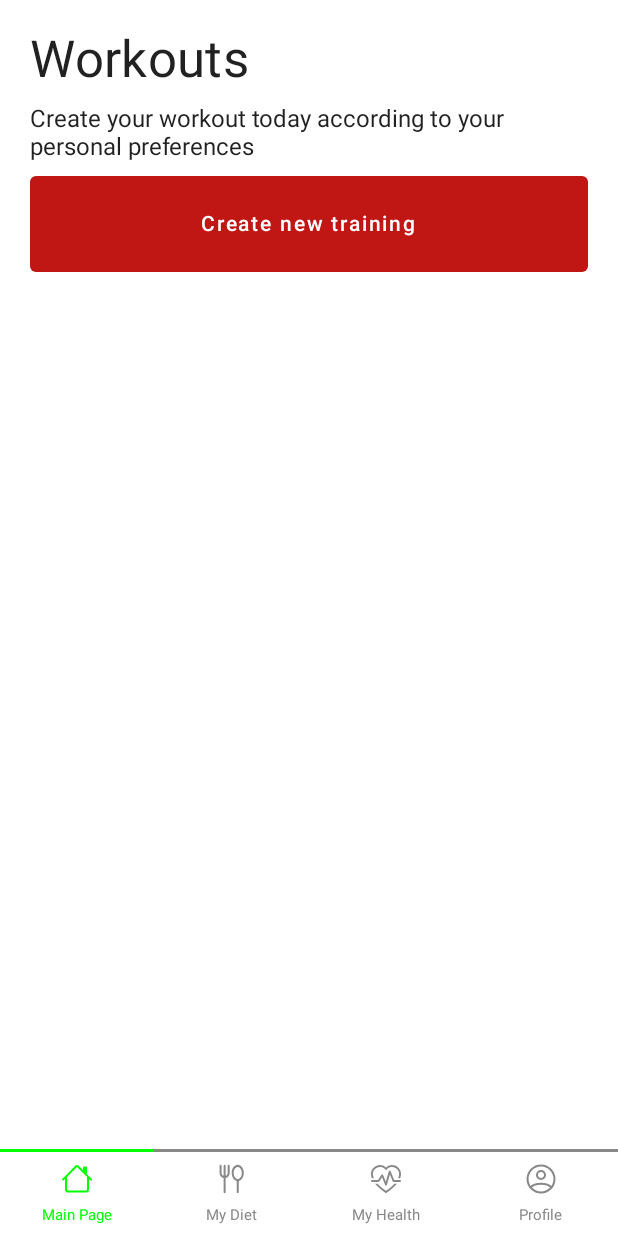
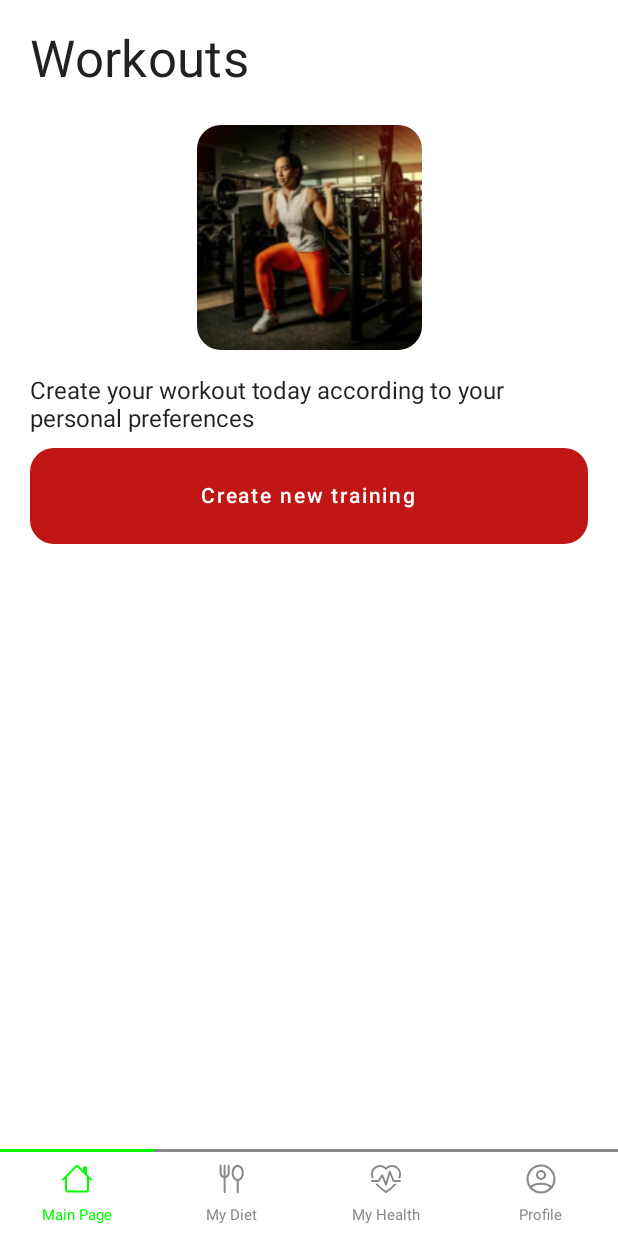
Before and after one commit to converse0/go-great, an Android app built with Jetpack Compose: the screen it shows after launch (MainActivity), on a phone screen of 412 x 824 dp. Run offline under Robolectric (Android 15) with nearby library versions, the phone set to English and light mode, and no system bars; our stand-ins replace Dagger/Hilt's generated code; libraries missing offline, so code that uses them is left out: com.skydoves.landscapist; 9 statements that could not run were skipped.

Commit message:
fix main screen

```diff
--- a/app/src/main/java/com/masuta/gogreat/presentation/main/MainScreen.kt
+++ b/app/src/main/java/com/masuta/gogreat/presentation/main/MainScreen.kt
@@ -1,5 +1,6 @@
 package com.masuta.gogreat.presentation.main
 
+import androidx.compose.foundation.Image
 import androidx.compose.foundation.background
 import androidx.compose.foundation.clickable
 import androidx.compose.foundation.layout.*
@@ -9,14 +10,19 @@ import androidx.compose.foundation.lazy.items
 import androidx.compose.foundation.shape.RoundedCornerShape
 import androidx.compose.material.*
 import androidx.compose.runtime.*
+import androidx.compose.ui.Alignment
 import androidx.compose.ui.Modifier
+import androidx.compose.ui.draw.clip
 import androidx.compose.ui.graphics.Color
 import androidx.compose.ui.graphics.ColorFilter
+import androidx.compose.ui.layout.ContentScale
 import androidx.compose.ui.platform.LocalContext
+import androidx.compose.ui.res.painterResource
 import androidx.compose.ui.text.font.FontWeight
 import androidx.compose.ui.unit.dp
 import androidx.compose.ui.unit.sp
 import androidx.navigation.NavHostController
+import com.masuta.gogreat.R
 import com.masuta.gogreat.domain.model.Training
 import com.masuta.gogreat.domain.model.gender
 import com.masuta.gogreat.presentation.BottomNavigationItem
@@ -37,12 +43,13 @@ fun MainScreen(
     println("Shared gender: $gender")
 
     viewModel.clearLocalExercises()
-    val listTrainings = remember { mutableStateOf(emptyList<Training>()) }
+    val listTrainings = remember { mutableStateOf(emptyList<Training>())}
     val currentWorkout = remember{ mutableStateOf(Training(
         name = "",
         exercises = mutableListOf(),
         interval = ""
     )) }
+    val listPastTrainings = remember { mutableStateOf(emptyList<Training>())}
     val countCurrentWorkout = remember { mutableStateOf(0) }
     val countTotalWorkout = remember { mutableStateOf(0) }
     Scaffold(
@@ -55,7 +62,7 @@ fun MainScreen(
                 .fillMaxSize()
                 .background(color = Color.White)
                 .padding(20.dp)
-                .padding(bottom = 40.dp)
+                .padding(bottom = 60.dp)
         ) {
             Text(
                 text = "Workouts",
@@ -63,9 +70,24 @@ fun MainScreen(
                 fontWeight = FontWeight.W400
             )
             LazyColumn(
-                modifier = Modifier.fillMaxWidth()
+                modifier = Modifier.fillMaxWidth().padding(top = 15.dp)
             ) {
                 item {
+                    Box(
+                        contentAlignment = Alignment.Center,
+                        modifier = Modifier
+                            .fillMaxWidth()
+                            .padding(8.dp)
+                    ) {
+                        Image(
+                            painter = painterResource(id = R.drawable.main_pic),
+                            contentDescription = "Main Picture",
+                            contentScale = ContentScale.Crop,
+                            modifier = Modifier
+                                .size(150.dp)
+                                .clip(RoundedCornerShape(16.dp))
+                        )
+                    }
                     Text(
                         text = "Create your workout today according to your personal preferences",
                         style = MaterialTheme.typography.body1,
@@ -76,6 +98,7 @@ fun MainScreen(
                             navController.navigate("new-training")
                         },
                         colors = ButtonDefaults.buttonColors(backgroundColor = Red),
+                        shape = RoundedCornerShape(16.dp),
                         modifier = Modifier
                             .fillMaxWidth()
                     ) {
@@ -91,11 +114,33 @@ fun MainScreen(
                         currentWorkout = currentWorkout, countCurrentWorkout)
                     WorkoutsSection(viewModel = viewModel, navController = navController,
                         listTrainings = listTrainings, countTotalWorkout)
+                    PastWorkoutsSection(viewModel = viewModel, navController = navController,
+                        listPastTrainings = listPastTrainings)
                 }
             }
         }
     }
 }
+
+@Composable
+fun PastWorkoutsSection(
+    viewModel: MainViewModel,
+    navController: NavHostController,
+    listPastTrainings: MutableState<List<Training>>,
+) {
+
+    if (listPastTrainings.value.isNotEmpty()) {
+        Text(
+            text = "Past workouts",
+            style = MaterialTheme.typography.h5,
+            fontWeight = FontWeight.W300,
+            modifier = Modifier
+                .padding(vertical = 20.dp)
+        )
+        WorkoutsList(workouts = listPastTrainings.value, navController = navController)
+    }
+}
+
 
 @Composable
 fun CurrentWorkoutSection(
@@ -169,7 +214,7 @@ fun WorkoutItem(
         backgroundColor = Color.Gray,
         modifier = Modifier
             .fillMaxWidth()
-            .height(200.dp)
+            .height(170.dp)
             .padding(horizontal = 20.dp)
             .clickable { workout.uid?.let { onSelectItem(it) } }
     ) {
@@ -195,9 +240,9 @@ fun WorkoutItem(
                 fontWeight = FontWeight.W700
             )
             Spacer(Modifier.height(10.dp))
-            val internal = if(workout.interval.isEmpty()) "30s" else workout.interval
+//            val internal = if(workout.interval.isEmpty()) "30s" else workout.interval
             Text(
-                text = "27 March 2017 $internal",
+                text = "27 March 2017",
                 style = MaterialTheme.typography.body1,
                 color = Color.White,
                 fontWeight = FontWeight.W300
```
Also changed, not shown: app/src/main/res/drawable/main_pic.jpg (added).
